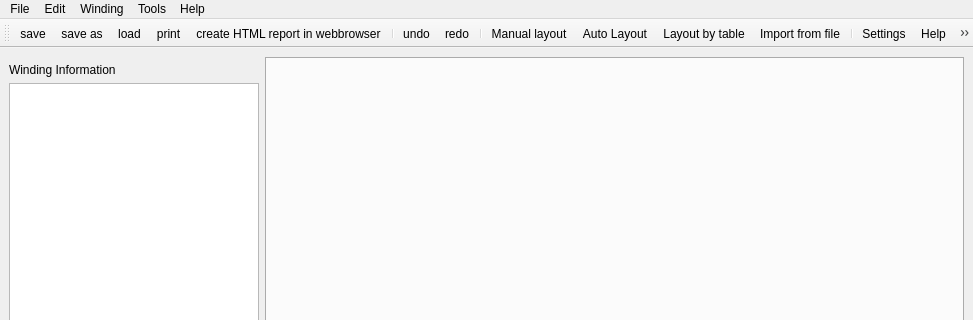
First picture: the form in swat_em/ui/MainWindow.ui, repository mjfwest/swat-em, before the edit; both pictures show x 0 to 973 and y 0 to 320 of the 973 by 749 pixel window.
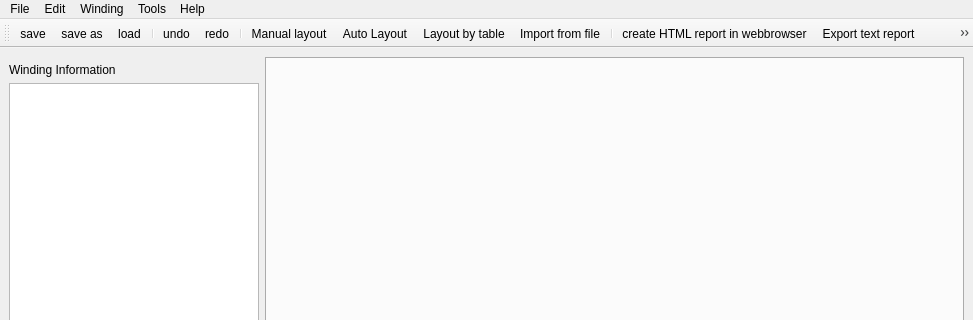
Second picture: the form after the edit. Icons and pictures are not drawn.

Commit message: update for reports and exporter

```diff
--- a/swat_em/ui/MainWindow.ui
+++ b/swat_em/ui/MainWindow.ui
@@ -920,8 +920,6 @@
    <addaction name="actionsave"/>
    <addaction name="actionsave_as"/>
    <addaction name="actionload"/>
-   <addaction name="actionprint"/>
-   <addaction name="actionprint_report"/>
    <addaction name="separator"/>
    <addaction name="actionundo"/>
    <addaction name="actionredo"/>
@@ -931,6 +929,10 @@
    <addaction name="actionGenerate_winding_combinations"/>
    <addaction name="actionImport_from_file"/>
    <addaction name="separator"/>
+   <addaction name="actionprint_report"/>
+   <addaction name="actionExport_Text_report"/>
+   <addaction name="actionExport_data_to_Excel"/>
+   <addaction name="separator"/>
    <addaction name="actionSettings"/>
    <addaction name="actionHelp"/>
    <addaction name="actionProgram_Info"/>
@@ -1131,6 +1133,24 @@
     <string>print</string>
    </property>
   </action>
+  <action name="actionExport_data_to_Excel">
+   <property name="icon">
+    <iconset>
+     <normaloff>icons/excel.png</normaloff>icons/excel.png</iconset>
+   </property>
+   <property name="text">
+    <string>Export data to Excel</string>
+   </property>
+  </action>
+  <action name="actionExport_Text_report">
+   <property name="icon">
+    <iconset>
+     <normaloff>icons/text.png</normaloff>icons/text.png</iconset>
+   </property>
+   <property name="text">
+    <string>Export text report</string>
+   </property>
+  </action>
  </widget>
  <resources/>
  <connections/>
```
Left out of the diff: 7 changed lines with no effect on the pictures. The commit also changes 7 other files.
